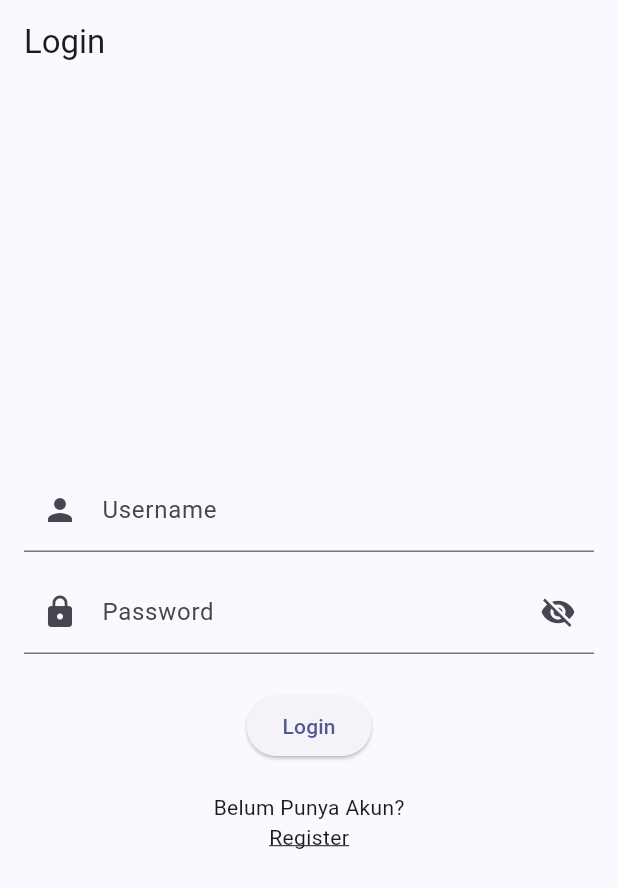
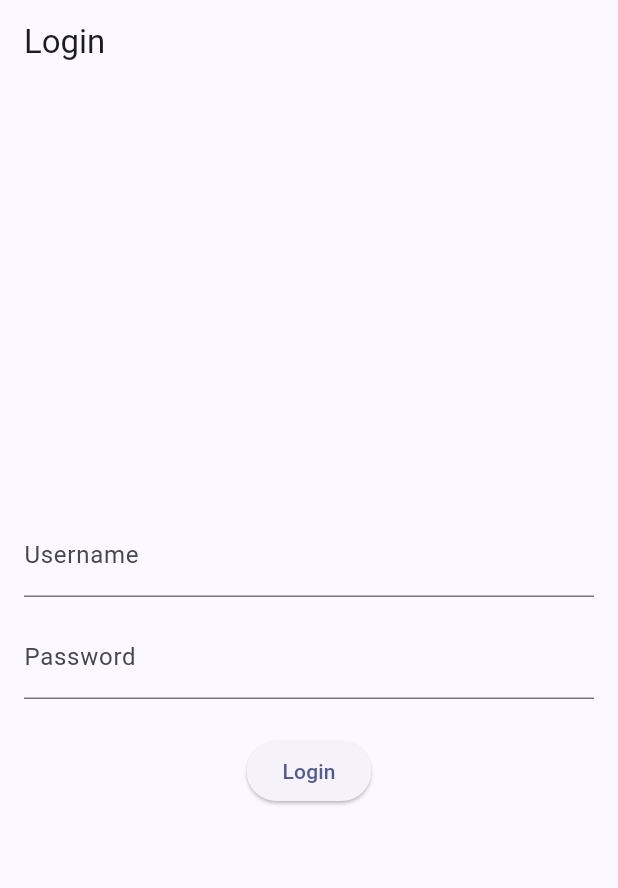
Before and after one commit to chikamarsyaa/mari-beli-mobile, a Flutter app: the screen it shows after launch, on a phone screen of 412 x 824 dp. Shown: the top 888 px of the screen. Run offline on Flutter 3.47's test engine with Material 2 defaults, Android fonts, the phone set to English and light mode, and no system bars; missing offline and left inert: pbp_django_auth.

Commit message:
Melengkapkan Tugas 9

```diff
--- a/maribeli/lib/screens/login.dart
+++ b/maribeli/lib/screens/login.dart
@@ -2,7 +2,6 @@ import 'package:maribeli/screens/menu.dart';
 import 'package:flutter/material.dart';
 import 'package:pbp_django_auth/pbp_django_auth.dart';
 import 'package:provider/provider.dart';
-import 'package:maribeli/screens/register.dart';
 
 void main() {
     runApp(const LoginApp());
@@ -33,7 +32,6 @@ class LoginPage extends StatefulWidget {
 class _LoginPageState extends State<LoginPage> {
     final TextEditingController _usernameController = TextEditingController();
     final TextEditingController _passwordController = TextEditingController();
-     bool _passwordVisible = false;
 
     @override
     Widget build(BuildContext context) {
@@ -51,33 +49,16 @@ class _LoginPageState extends State<LoginPage> {
                             controller: _usernameController,
                             decoration: const InputDecoration(
                                 labelText: 'Username',
-                                prefixIcon: Icon(Icons.person),
                             ),
-
                         ),
                         const SizedBox(height: 12.0),
                         TextField(
-              controller: _passwordController,
-              decoration: InputDecoration(
-                labelText: 'Password',
-                prefixIcon: Icon(Icons.lock),
-                suffixIcon: IconButton(
-                  icon: Icon(
-                    // change the icon based on the password visibility
-                    _passwordVisible
-                        ? Icons.visibility
-                        : Icons.visibility_off,
-                  ),
-                  onPressed: () {
-                    // password visibility state
-                    setState(() {
-                      _passwordVisible = !_passwordVisible;
-                    });
-                  },
-                ),
-              ),
-              obscureText: !_passwordVisible,
-            ),
+                            controller: _passwordController,
+                            decoration: const InputDecoration(
+                                labelText: 'Password',
+                            ),
+                            obscureText: true,
+                        ),
                         const SizedBox(height: 24.0),
                         ElevatedButton(
                             onPressed: () async {
@@ -85,7 +66,6 @@ class _LoginPageState extends State<LoginPage> {
                                 String password = _passwordController.text;
 
                                 // Cek kredensial
-                                // TODO: Ganti URL dan jangan lupa tambahkan trailing slash (/) di akhir URL!
                                 // Untuk menyambungkan Android emulator dengan Django pada localhost,
                                 // gunakan URL http://10.0.2.2/
                                 final response = await request.login("http://127.0.0.1:8000/auth/login/", {
@@ -125,30 +105,9 @@ class _LoginPageState extends State<LoginPage> {
                             },
                             child: const Text('Login'),
                         ),
-                        const SizedBox(height: 20.0),
-                        Text(
-                        "Belum Punya Akun?",
-                      ),
-                      InkWell(
-                        onTap: () {
-                          Navigator.pushReplacement(
-                            context,
-                            MaterialPageRoute(
-                                builder: (context) =>
-                                    RegisterPage()), // Navigate to login page
-                          );
-                        },
-                        child: Text(
-                          'Register',
-                          style: TextStyle(
-                            fontSize: 14.0,
-                            decoration: TextDecoration.underline,
-                          ),
-                        ),
-                      ),
                     ],
-                  ),
                 ),
+            ),
         );
     }
 }
```
Also changed, not shown: maribeli/lib/screens/register.dart (deleted, +0 -229 lines).
